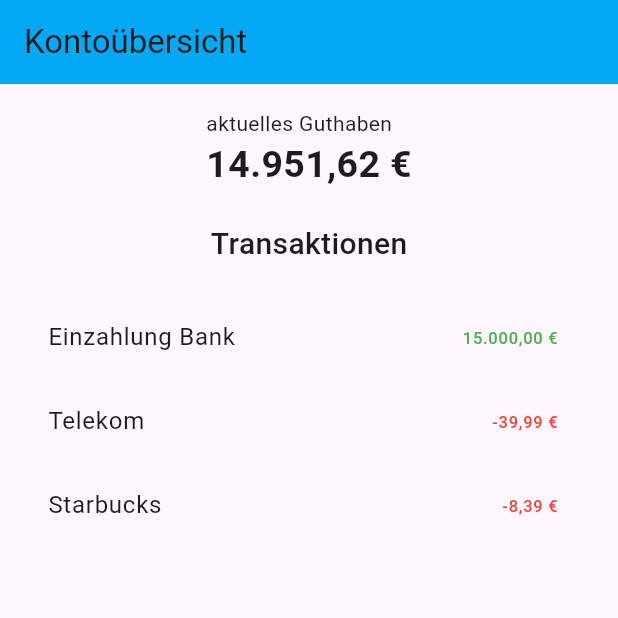
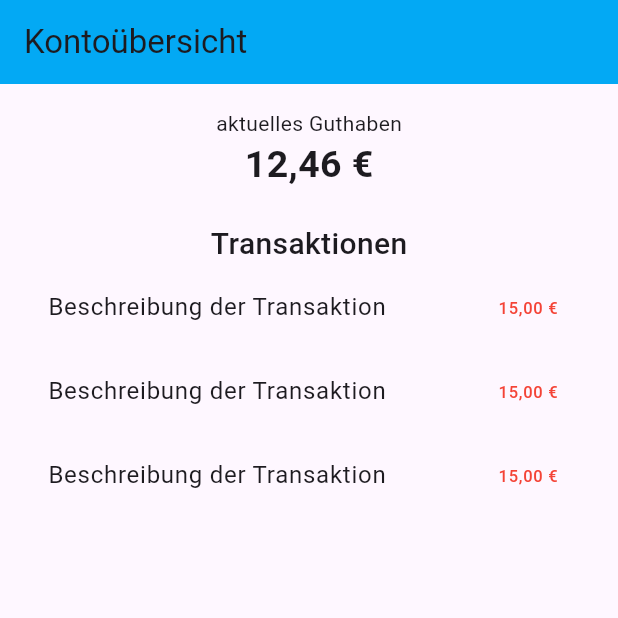
Before and after one commit to MelanieAppAkademie/tut2_14052025, a Flutter app: the screen it shows after launch, on a phone screen of 412 x 824 dp, the top half of it. Run offline on Flutter 3.47's test engine with Material 3 defaults, Android fonts, the light colour scheme and no system bars.

Commit message:
Aufgabenstellung abgeändert

```diff
--- a/lib/src/features/home/presentation/home_screen.dart
+++ b/lib/src/features/home/presentation/home_screen.dart
@@ -17,11 +17,11 @@ class _HomeScreenState extends State<HomeScreen> {
     symbol: '€',
     decimalDigits: 2,
   );
-
+  // TODO: 1. Instanz von Mockdatabase erstellen
   final DatabaseRepository db = MockDatabase();
   @override
   Widget build(BuildContext context) {
-    List<Transaction> transactions = db.getAllTransactions();
+    // TODO: 2. Alle Transaktionen vom MockDB holen und in einer Variable speichern
 
     return Scaffold(
       appBar: AppBar(
@@ -32,19 +32,16 @@ class _HomeScreenState extends State<HomeScreen> {
         child: Padding(
           padding: const EdgeInsets.all(16.0),
           child: Column(
-            spacing: 20,
             children: [
-              Wrap(
-                direction: Axis.vertical,
-                children: [
-                  const Text("aktuelles Guthaben"),
-                  Text(
-                    currencyFormat.format(db.getTotalAmount()),
-                    style: TextStyle(fontWeight: FontWeight.bold, fontSize: 25),
-                  ),
-                ],
+              const Text("aktuelles Guthaben"),
+              Text(
+                currencyFormat.format(
+                  // TODO: aktuelles Guthaben anzeigen lassen aus MockDB
+                  12.4566,
+                ),
+                style: TextStyle(fontWeight: FontWeight.bold, fontSize: 25),
               ),
-
+              SizedBox(height: 20),
               const Text(
                 "Transaktionen",
 
@@ -54,16 +51,19 @@ class _HomeScreenState extends State<HomeScreen> {
                 child: ListView.builder(
                   itemCount: db.getAllTransactions().length,
                   itemBuilder: (context, index) {
-                    final transaction = transactions[index];
+                    // TODO: Hilfsvariable verwenden, die jeweils einen Wer der MockDB repräsentiert, Tipp: Schritt 2 ansehen & transactions[index]
                     return ListTile(
-                      title: Text(transaction.description),
+                      // TODO: Beschreibung der Transaktion einbauen:
+                      title: Text("Beschreibung der Transaktion"),
                       trailing: Text(
-                        currencyFormat.format(transaction.amount),
+                        currencyFormat.format(
+                          // TODO: Transaktions-Summe anzeigen lassen
+                          15.00,
+                        ),
                         style: TextStyle(
                           color:
-                              (transaction.amount > 0)
-                                  ? Colors.green
-                                  : Colors.red,
+                              // TODO: Bonus! Wenn die Summe negativ ist, soll sie Rot sein, wenn sie positiv ist soll sie grün sein
+                              Colors.red,
                         ),
                       ),
                     );
```
Also changed, not shown: 1 other file.
